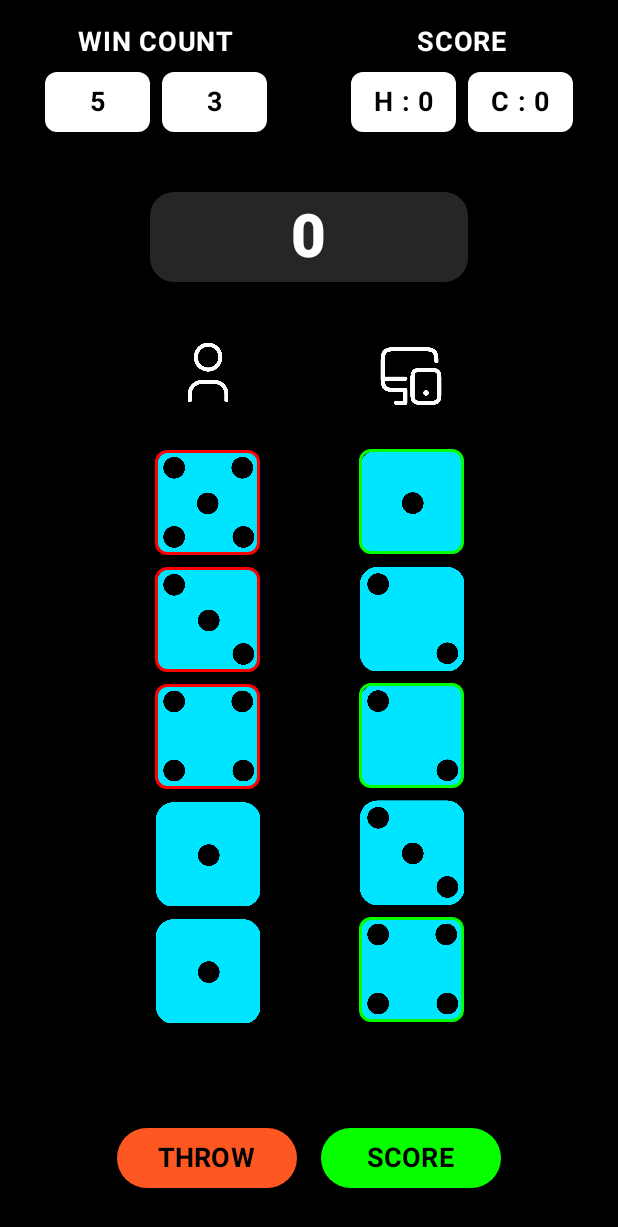
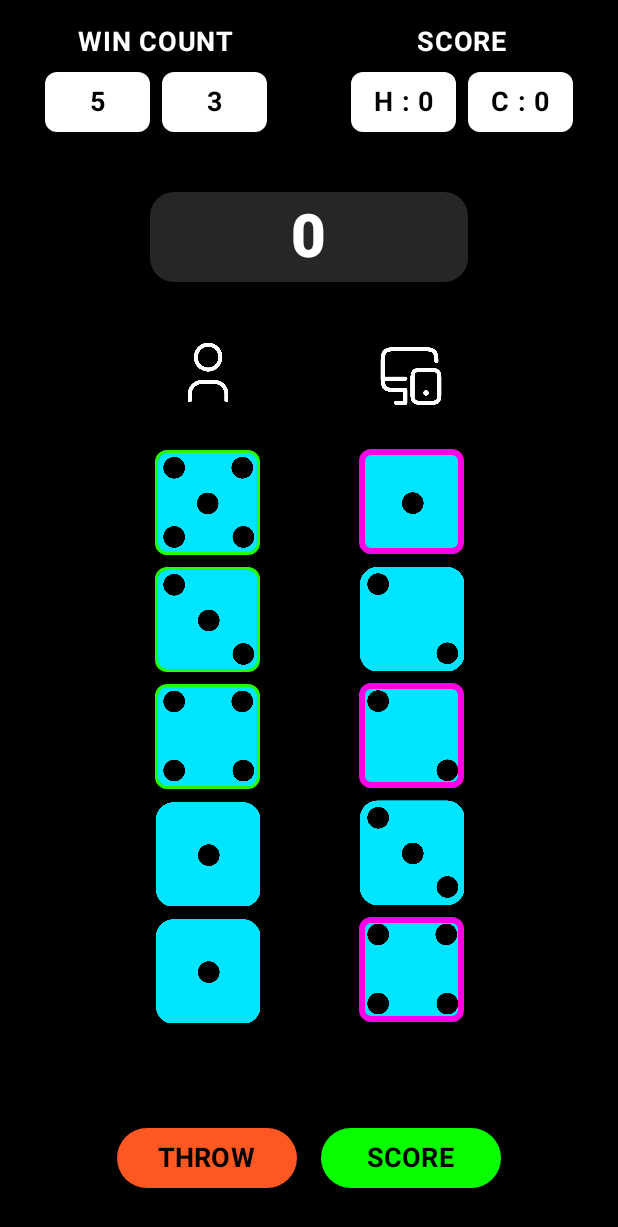
Before and after one commit to CodeWhi5per/Dice-Game-Using-Kotlin, an Android app built with Jetpack Compose: the composable GameScreen called with empty values, after a tap on "THROW", on a phone screen of 412 x 824 dp. Shown: the top 1227 px of the screen. Run offline under Robolectric (Android 15) with nearby library versions, the phone set to English and light mode, and no system bars; 3 other taps on this screen came first.

Commit message:
scores updating successfully

```diff
--- a/app/src/main/java/com/example/dice_game_assignment/MainActivity.kt
+++ b/app/src/main/java/com/example/dice_game_assignment/MainActivity.kt
@@ -276,16 +276,13 @@ fun GameScreen(targetScore: Int) {
         computerTotalScore += rightDiceSum
         selectedDice = List(5) { false } // Clear the red borders
         computerSelectedDice = List(5) { false } // Clear the green borders
-        leftDiceImages = List(5) { (1..6).random() } // Reset human dice
     }
 
     fun rerollDice() {
         leftDiceImages = leftDiceImages.mapIndexed { index, dice ->
             if (selectedDice[index]) dice else (1..6).random()
         }
-        rightDiceImages = rightDiceImages.mapIndexed { index, dice ->
-            if (computerSelectedDice[index]) dice else (1..6).random()
-        }
+        rightDiceImages = List(5) { (1..6).random() }
     }
 
     fun computerRerollDice() {
@@ -293,9 +290,7 @@ fun GameScreen(targetScore: Int) {
         val reroll = (0..1).random() == 1
         if (reroll) {
             // Randomly decide which dice to keep
-            computerSelectedDice = computerSelectedDice.map { selected ->
-                if (selected) true else (0..1).random() == 1
-            }
+            computerSelectedDice = List(5) { (0..1).random() == 1 }
             rightDiceImages = rightDiceImages.mapIndexed { index, dice ->
                 if (computerSelectedDice[index]) dice else (1..6).random()
             }
@@ -448,7 +443,7 @@ fun GameScreen(targetScore: Int) {
                             .size(70.dp)
                             .border(
                                 width = 2.dp,
-                                color = if (selectedDice[index]) Color.Red else Color.Transparent,
+                                color = if (selectedDice[index]) Color(0xFF26FF00) else Color.Transparent,
                                 shape = RoundedCornerShape(8.dp)
                             )
                             .clickable {
@@ -483,8 +478,8 @@ fun GameScreen(targetScore: Int) {
                         modifier = Modifier
                             .size(70.dp)
                             .border(
-                                width = 2.dp,
-                                color = if (computerSelectedDice[index]) Color.Green else Color.Transparent,
+                                width = 4.dp,
+                                color = if (computerSelectedDice[index]) Color(0xFFFF00E5) else Color.Transparent,
                                 shape = RoundedCornerShape(8.dp)
                             ),
                         contentAlignment = Alignment.Center
```
